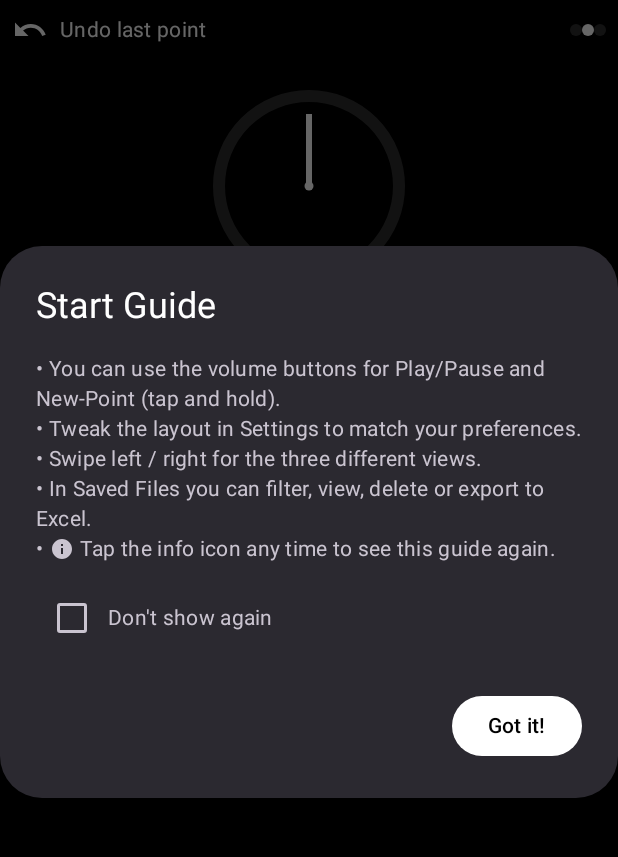
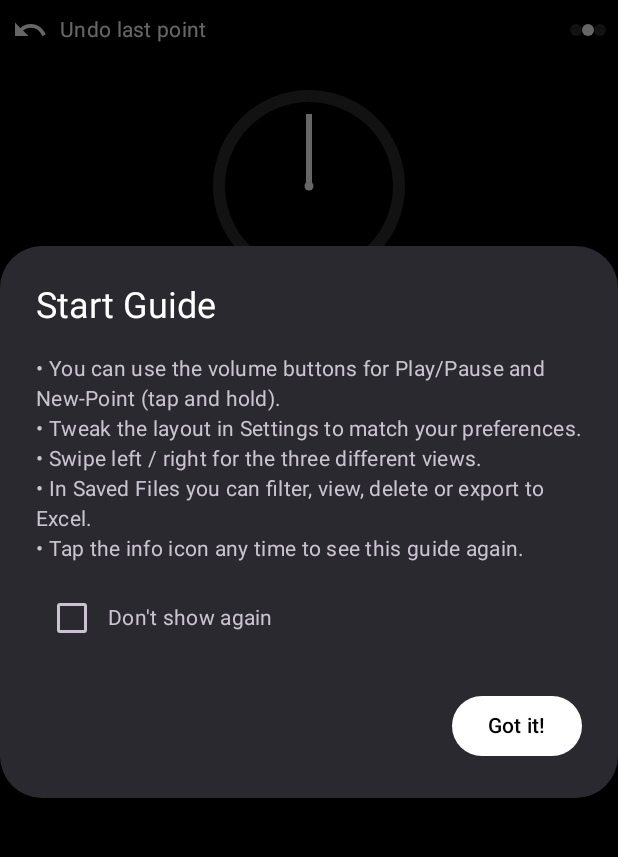
Before and after one commit to eliasnollnollett/Stopwatch-Metrics, an Android app built with Jetpack Compose: the screen it shows after launch (MainActivity), on a phone screen of 412 x 824 dp, the part 96-953 px from its top. Run offline under Robolectric (Android 15) with nearby library versions, the light colour scheme and no system bars; our stand-ins replace accompanist; libraries missing offline, so code that uses them is left out: androidx.camera.core, androidx.camera.lifecycle, androidx.camera.view, androidx.core.app, androidx.core.content and 9 more; pictures from the network do not load.

Commit message:
edited start guide

```diff
--- a/app/src/main/java/com/example/stopwatchmetrics/MainActivity.kt
+++ b/app/src/main/java/com/example/stopwatchmetrics/MainActivity.kt
@@ -2435,10 +2435,8 @@ fun MainScreen(
                 currentPage   = currentPage,
                 onPageChanged = { currentPage = it }
             )
-
-        }
-    }
-
+        }
+    }
 
     // Dialogs:
     when (activeDialog) {
@@ -2498,8 +2496,6 @@ fun MainScreen(
     }
     // inside MainScreen – or wherever you show the tips dialog
 
-
-
     if (showTipsDialog) {
         AlertDialog(
             onDismissRequest = { showTipsDialog = false },
@@ -2509,23 +2505,12 @@ fun MainScreen(
             text = {
                 Column {
 
-                    // the four plain-text bullets
+                    // plain-text bullets
                     Text("• You can use the volume buttons for Play/Pause and New-Point (tap and hold).")
                     Text("• Tweak the layout in Settings to match your preferences.")
                     Text("• Swipe left / right for the three different views.")
                     Text("• In Saved Files you can filter, view, delete or export to Excel.")
-
-                    /* the bullet that contains the true Material icon */
-                    Row(verticalAlignment = Alignment.CenterVertically) {
-                        Text("• ")                // the bullet itself
-                        Icon(
-                            imageVector = Icons.Default.Info,
-                            contentDescription = "info",
-                            modifier = Modifier.size(16.dp)   // tweak size if you like
-                        )
-                        Spacer(Modifier.width(4.dp))
-                        Text("Tap the info icon any time to see this guide again.")
-                    }
+                    Text("• Tap the info icon any time to see this guide again.")
 
                     Spacer(Modifier.height(12.dp))
 
```
